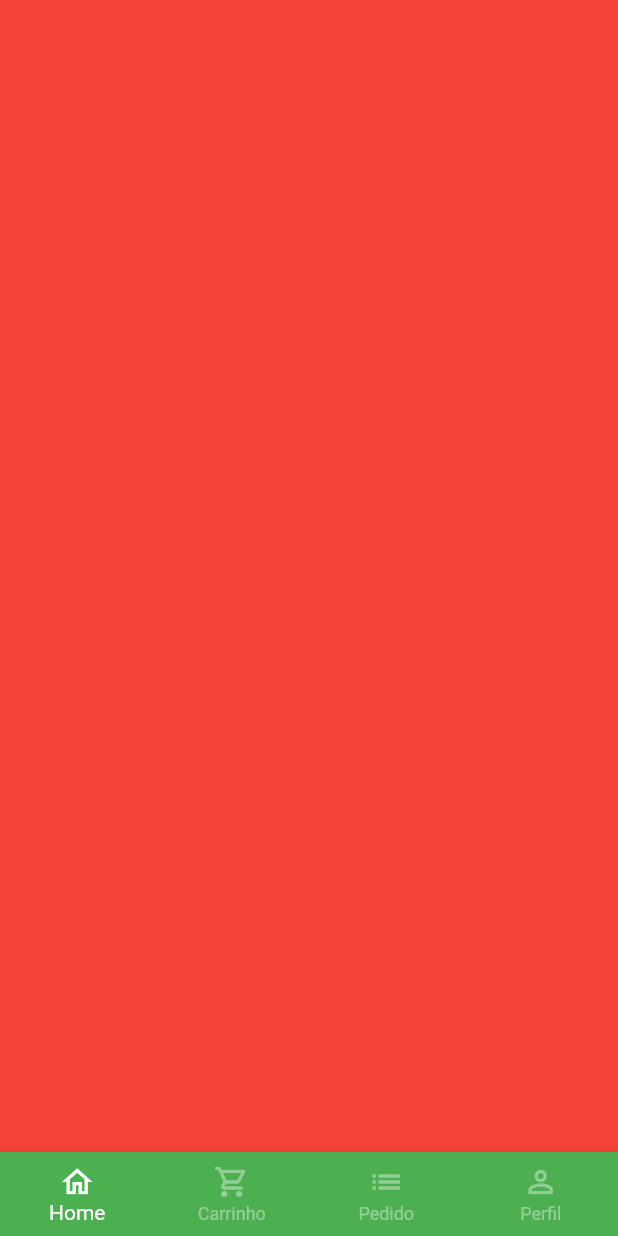
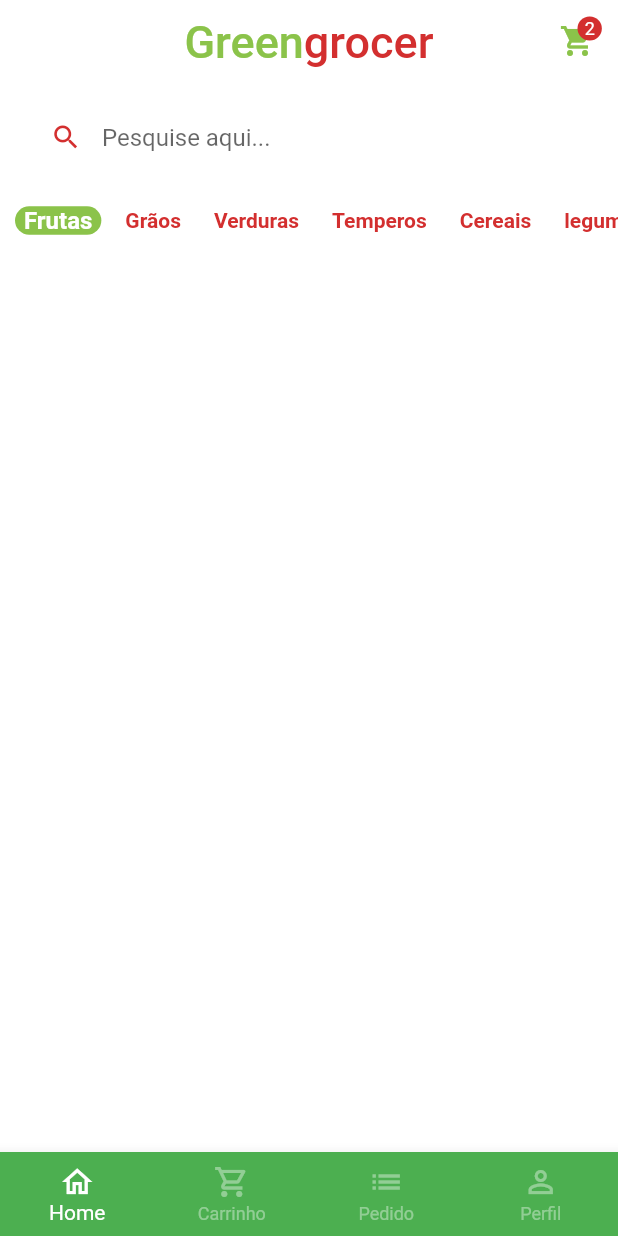
Before and after one commit to GilmarOQueiroz/quitanda-virtual-flutter, a Flutter app: the screen it shows after launch, after a tap on "Entrar", on a phone screen of 412 x 824 dp. Run offline on Flutter 3.47's test engine with Material 2 defaults, Android fonts, the phone set to English and light mode, and no system bars; our stand-ins replace animated_text_kit, mask_text_input_formatter.

Commit message:
Projeto app Flutter Quitanda Virtual 05/06/2023

```diff
--- a/lib/main.dart
+++ b/lib/main.dart
@@ -15,6 +15,7 @@ class MyApp extends StatelessWidget {
       title: 'Flutter Demo',
       theme: ThemeData(
         primarySwatch: Colors.green,
+        scaffoldBackgroundColor: Colors.white.withAlpha(190),
       ),
       debugShowCheckedModeBanner: false,
       home: const SignInScreen(),
--- a/lib/src/base/base_screen.dart
+++ b/lib/src/base/base_screen.dart
@@ -1,4 +1,6 @@
 import 'package:flutter/material.dart';
+
+import '../home/home_tab.dart';
 
 class BaseScreen extends StatefulWidget {
   const BaseScreen({Key? key}) : super(key: key);
@@ -18,7 +20,7 @@ class BaseScreen extends StatefulWidget {
         physics: const NeverScrollableScrollPhysics(),
         controller: pageController,
         children: [
-          Container(color: Colors.red),
+          HomeTab(),
           Container(color: Colors.yellow),
           Container(color: Colors.blue),
           Container(color: Colors.purple),
--- /dev/null
+++ b/lib/src/home/componentes/category_tile.dart
@@ -0,0 +1,40 @@
+import 'package:flutter/material.dart';
+
+import '../../config/custom_colors.dart';
+
+class CategoryTile extends StatelessWidget {
+  const CategoryTile({
+    Key? key,
+    required this.category,
+    required this.isSelected,
+    required this.onPressed,
+  }) : super(key: key);
+
+  final String category;
+  final bool isSelected;
+  final VoidCallback onPressed;
+
+  @override
+  Widget build(BuildContext context) {
+    return GestureDetector(
+      onTap: onPressed,
+      child: Align(
+        alignment: Alignment.center,
+        child: Container(
+          padding: const EdgeInsets.symmetric(horizontal: 6),
+          decoration: BoxDecoration(
+            borderRadius: BorderRadius.circular(10),
+            color: isSelected ? CustomColors.customSwatchColor : Colors.transparent,
+          ),
+          child: Text(category,
+            style: TextStyle(
+              color: isSelected ? Colors.white : CustomColors.customContrastColor,
+              fontWeight: FontWeight.bold,
+              fontSize: isSelected ? 16 : 14,
+            ),
+          ),
+        ),
+      ),
+    );
+  }
+}
--- /dev/null
+++ b/lib/src/home/home_tab.dart
@@ -0,0 +1,144 @@
+import 'package:flutter/material.dart';
+
+import '../config/custom_colors.dart';
+import 'componentes/category_tile.dart';
+
+class HomeTab extends StatefulWidget {
+  const HomeTab({Key? key}) : super(key: key);
+
+  @override
+  State<HomeTab> createState() => _HomeTabState();
+}
+
+class _HomeTabState extends State<HomeTab> {
+  List<String> categories = [
+    'Frutas',
+    'Grãos',
+    'Verduras',
+    'Temperos',
+    'Cereais',
+    'legumes',
+  ];
+
+  String selectedCategory = 'Frutas';
+
+  @override
+  Widget build(BuildContext context) {
+    return Scaffold(
+
+      // App Bar
+      appBar: AppBar(
+        backgroundColor: Colors.transparent,
+        elevation: 0,
+        centerTitle: true,
+        title: Text.rich(
+            TextSpan(
+              style: const TextStyle(
+                fontSize: 30,
+              ),
+              children: [
+                TextSpan(text: 'Green',
+                    style: TextStyle(
+                      color: CustomColors.customSwatchColor,
+                    ),
+                ),
+                TextSpan(text: 'grocer',
+                  style: TextStyle(
+                    color: CustomColors.customContrastColor,
+                  ),
+                ),
+              ],
+            ),
+        ),
+        actions: [
+          Padding(
+            padding: const EdgeInsets.only(
+              top: 15,
+              right: 15,
+            ),
+            child: GestureDetector(
+                onTap: () {
+
+                },
+                child: Badge(
+                  backgroundColor: CustomColors.customContrastColor,
+                  label: const Text(
+                    '2',
+                    style: TextStyle(
+                      color: Colors.white,
+                      fontSize: 12,
+                    ),
+                  ),
+                  child: Icon(
+                    Icons.shopping_cart,
+                    color: CustomColors.customSwatchColor,
+                  ),
+                ),
+            ),
+          ),
+        ],
+      ),
+      // Campo de pesquisa
+      body: Column(
+        children: [
+          Padding(
+            padding: const EdgeInsets.symmetric(
+              horizontal: 20,
+              vertical: 10,
+            ),
+            child: TextField(
+              decoration: InputDecoration(
+                filled: true,
+                fillColor: Colors.white,
+                isDense: true,
+                hintText: 'Pesquise aqui...',
+                helperStyle: TextStyle(
+                  color: Colors.grey.shade400,
+                  fontSize: 14,
+                ),
+                prefixIcon: Icon(
+                  Icons.search,
+                  color: CustomColors.customContrastColor,
+                  size: 21,
+                ),
+                border: OutlineInputBorder(
+                  borderRadius: BorderRadius.circular(60),
+                  borderSide: const BorderSide(
+                    width: 0,
+                    style: BorderStyle.none,
+                  ),
+                ),
+              ),
+            ),
+          ),
+          // Categorias
+          Container(
+            padding: const EdgeInsets.only(left: 10),
+            height: 40,
+            child: ListView.separated(
+              scrollDirection: Axis.horizontal,
+              itemBuilder: (_, index) {
+                return CategoryTile(
+                  onPressed: () {
+                    setState((){
+                      selectedCategory = categories[index];
+                    });
+                  },
+                  category: categories[index],
+                  isSelected: categories[index] == selectedCategory,
+                );
+              },
+              separatorBuilder: (_, index) => const SizedBox(width: 10),
+              itemCount: categories.length,
+            ),
+          ),
+
+          // Grid
+        ],
+      ),
+
+
+
+    );
+  }
+}
--- a/pubspec.yaml
+++ b/pubspec.yaml
@@ -37,6 +37,7 @@ dependencies:
   cupertino_icons: ^1.0.2
   animated_text_kit: ^4.2.2
   mask_text_input_formatter: ^2.4.0
+  badges: ^3.1.1
 
 dev_dependencies:
   flutter_test:
```
Also changed, not shown: pubspec.lock.
